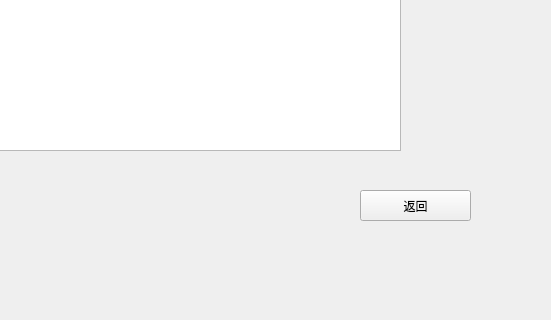
This is symtable.ui in lh2080028463/Compiler as Qt 5 draws it before an edit; both pictures show x 140 to 691 and y 480 to 800 of the 1024 by 800 pixel window. The edited form follows.
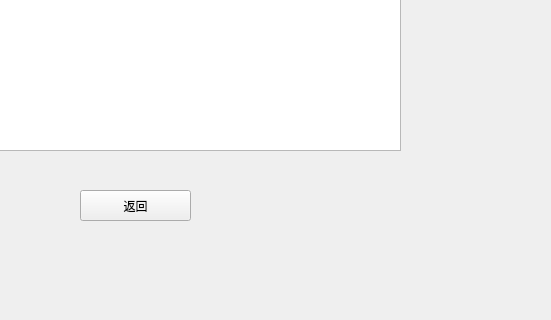
This is the edited form.

Patch:
```diff
--- a/symtable.ui
+++ b/symtable.ui
@@ -152,7 +152,7 @@
    <widget class="QPushButton" name="quitButton">
     <property name="geometry">
      <rect>
-      <x>500</x>
+      <x>220</x>
       <y>670</y>
       <width>111</width>
       <height>31</height>
```
Left out of the diff: 2 changed lines with no effect on the pictures.
